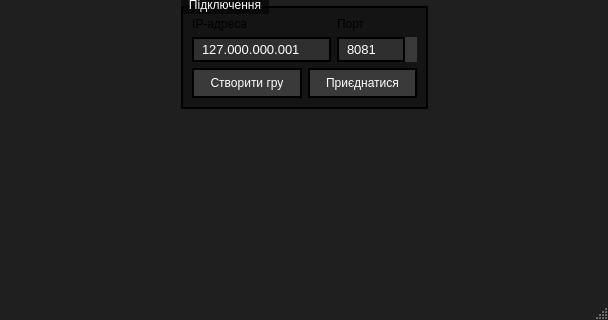
Old version of the form client/ui/mainwindow.ui in the repository movavok/SelectionOnline; both pictures show x 0 to 608 and y 288 to 608 of the 608 by 608 pixel window.
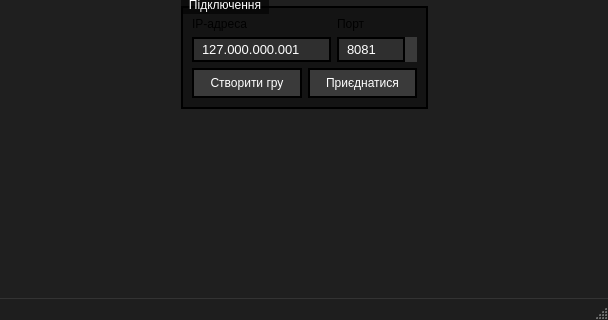
New version of the form. Icons and pictures are not drawn. Custom widgets are drawn as their Qt base class.

```diff
--- a/client/ui/mainwindow.ui
+++ b/client/ui/mainwindow.ui
@@ -385,7 +385,20 @@
 QPushButton#b_purple:pressed { background-color: rgb(128, 0, 128); border-left-color: #111111; border-top-color: #111111; border-right-color: #555555; border-bottom-color: #555555; }
 QPushButton#b_pink:pressed { background-color: rgb(255, 105, 180); border-left-color: #111111; border-top-color: #111111; border-right-color: #555555; border-bottom-color: #555555; }
 QPushButton#b_orange:pressed { background-color: rgb(255, 165, 0); border-left-color: #111111; border-top-color: #111111; border-right-color: #555555; border-bottom-color: #555555; }
-</string>
+
+QStatusBar {
+        background: #1e1e1e;
+        color: #e6e6e6;      /* інколи ігнорується для showMessage */
+        border-top: 1px solid #333;
+        font-size: 12px;
+		font-family: Fixedsys;
+    }
+
+QStatusBar QLabel {
+    color: #e6e6e6;
+    font-size: 12px;
+    font-family: Fixedsys;
+}</string>
   </property>
   <widget class="QWidget" name="centralwidget">
    <layout class="QVBoxLayout" name="verticalLayout_2">
```
Left out of the diff: 3 changed lines with no effect on the pictures.
